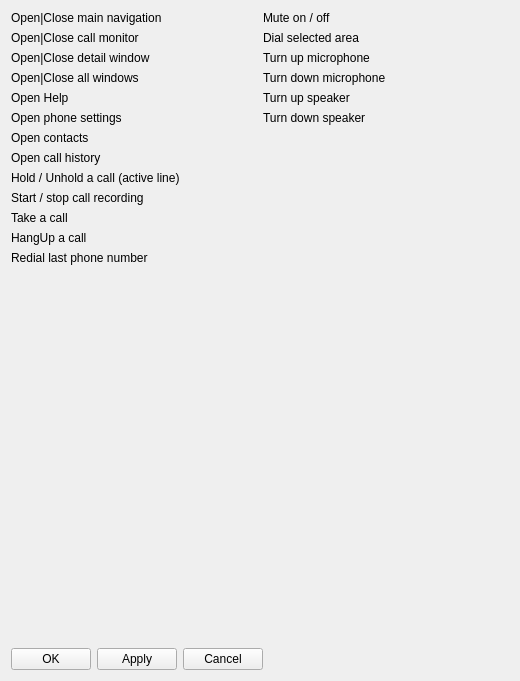
Qt form Widget.ui (DoozyX/ShotcutTest) before a commit.
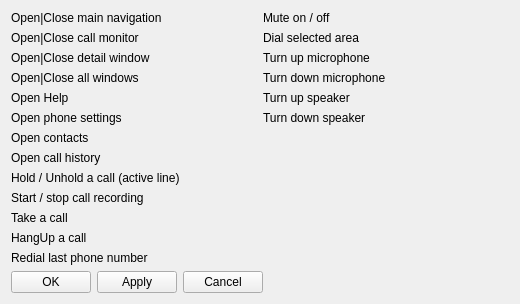
The same form after that commit. Custom widgets are drawn as their Qt base class.

Patch:
```diff
--- a/Widget.ui
+++ b/Widget.ui
@@ -7,7 +7,7 @@
     <x>0</x>
     <y>0</y>
     <width>520</width>
-    <height>681</height>
+    <height>292</height>
    </rect>
   </property>
   <property name="windowTitle">
```
